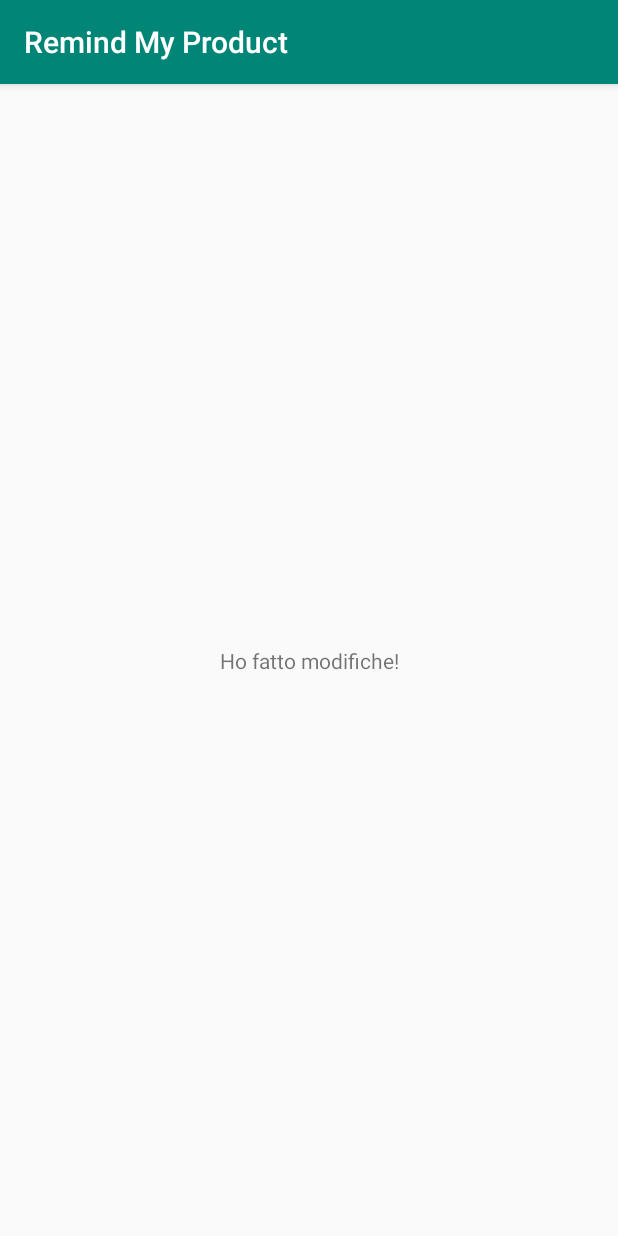
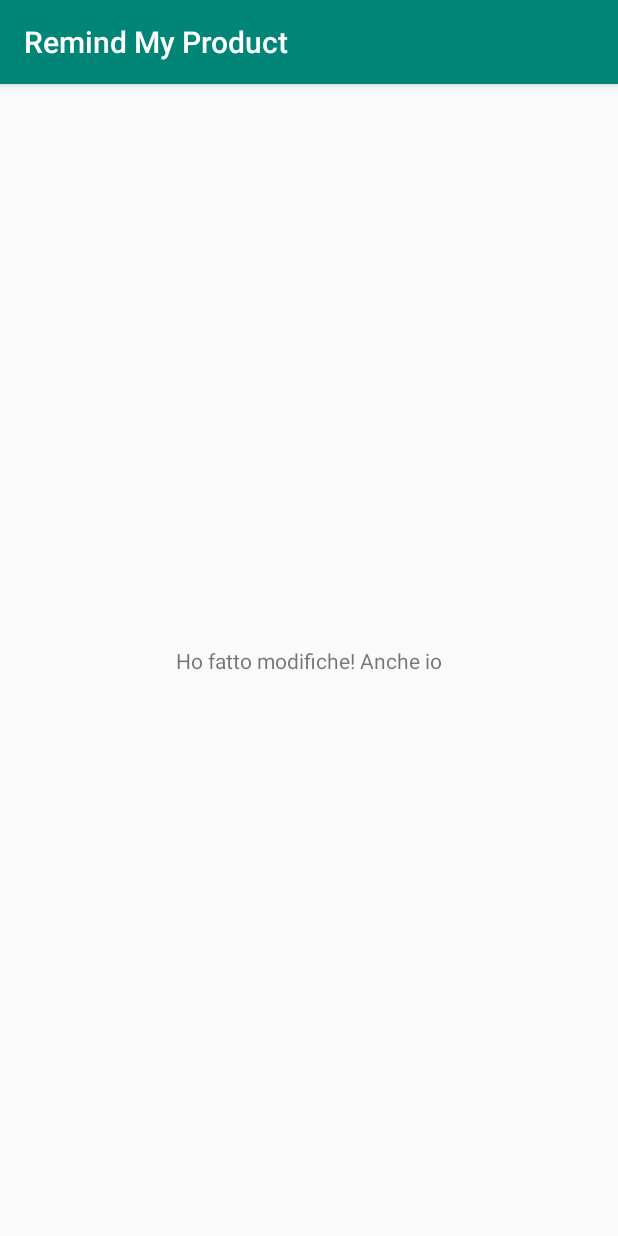
Before and after one commit to samdigital/RemindMyProduct, an Android app: the screen it shows after launch (MainActivity), on a phone screen of 412 x 824 dp. Run offline under Robolectric (Android 15) with nearby library versions, the phone set to English and light mode, and no system bars.

Commit message:
altra modifica

```diff
--- a/app/src/main/res/layout/activity_main.xml
+++ b/app/src/main/res/layout/activity_main.xml
@@ -9,7 +9,7 @@
     <TextView
         android:layout_width="wrap_content"
         android:layout_height="wrap_content"
-        android:text="Ho fatto modifiche!"
+        android:text="Ho fatto modifiche! Anche io"
         app:layout_constraintBottom_toBottomOf="parent"
         app:layout_constraintLeft_toLeftOf="parent"
         app:layout_constraintRight_toRightOf="parent"
```
